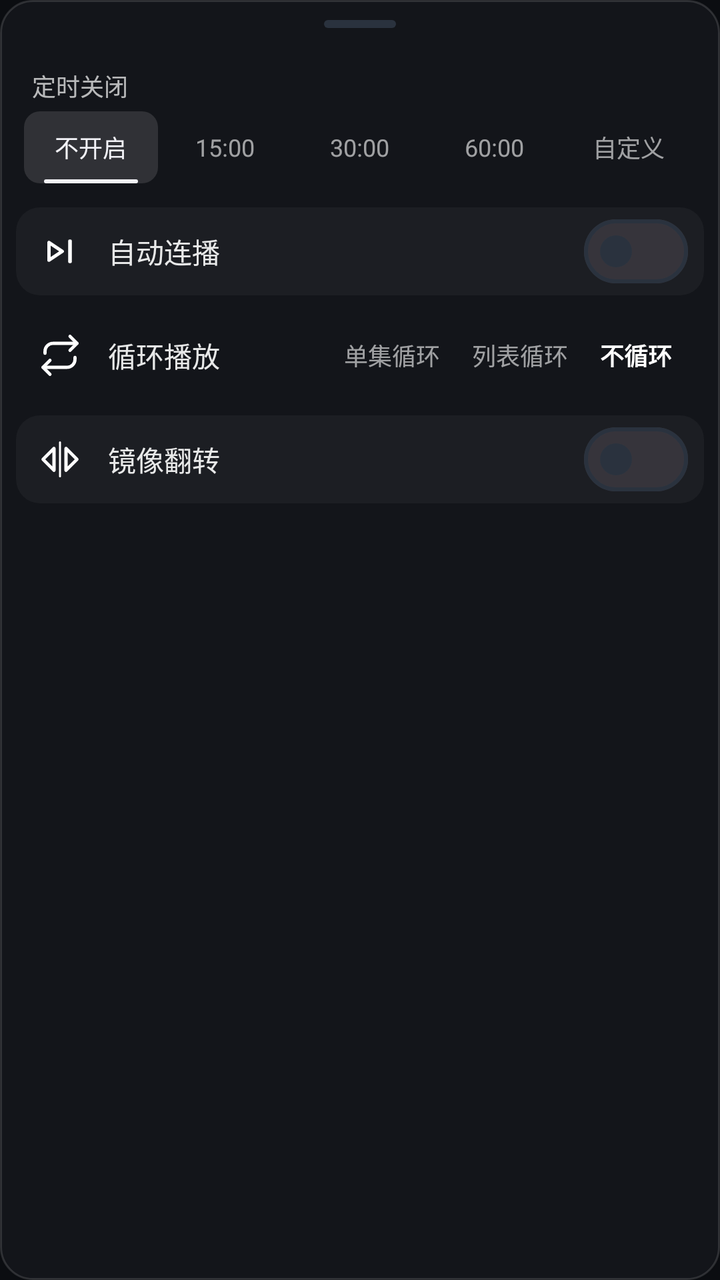
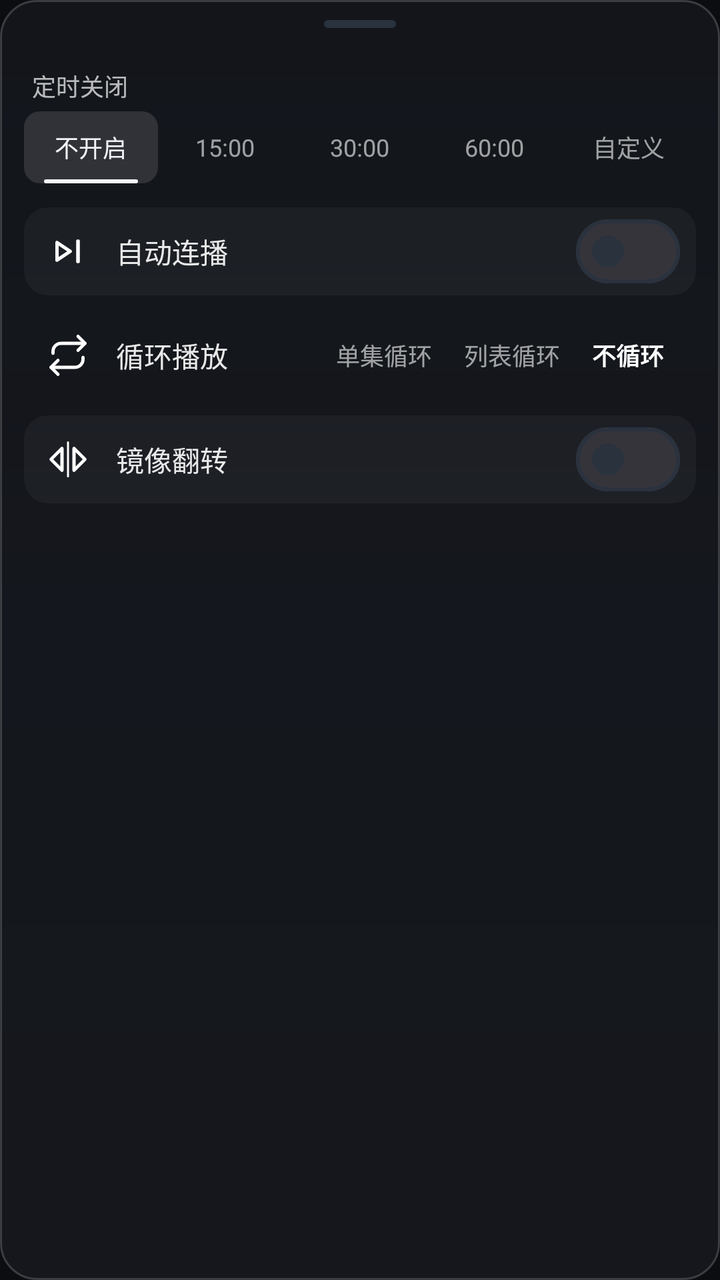

Compare the two renders of this Android layout. The source of the first and the diff that turns it into the second are given below.
<!-- AndroidManifest.xml: application theme Theme.LinNas -->
<!-- res/layout/dialog_player_more.xml -->
<?xml version="1.0" encoding="utf-8"?>
<androidx.core.widget.NestedScrollView xmlns:android="http://schemas.android.com/apk/res/android"
    android:layout_width="match_parent"
    android:layout_height="wrap_content"
    android:layout_marginStart="8dp"
    android:layout_marginTop="8dp"
    android:layout_marginEnd="8dp"
    android:layout_marginBottom="8dp"
    android:background="@drawable/bg_player_panel"
    android:scrollbars="none">

    <LinearLayout
        android:id="@+id/more_content"
        android:layout_width="match_parent"
        android:layout_height="wrap_content"
        android:orientation="vertical"
        android:paddingBottom="12dp">

        <View
            android:layout_width="36dp"
            android:layout_height="4dp"
            android:layout_gravity="center_horizontal"
            android:layout_marginTop="10dp"
            android:background="@drawable/bg_player_handle" />

        
        <LinearLayout
            android:id="@+id/more_grid"
            android:layout_width="match_parent"
            android:layout_height="wrap_content"
            android:layout_marginTop="6dp"
            android:orientation="horizontal"
            android:paddingStart="8dp"
            android:paddingEnd="8dp" />

        
        <TextView
            android:layout_width="match_parent"
            android:layout_height="wrap_content"
            android:layout_marginStart="16dp"
            android:layout_marginTop="14dp"
            android:layout_marginEnd="16dp"
            android:text="定时关闭"
            android:textColor="#B3FFFFFF"
            android:textSize="12sp" />

        <LinearLayout
            android:id="@+id/sleep_seg"
            android:layout_width="match_parent"
            android:layout_height="wrap_content"
            android:layout_marginStart="12dp"
            android:layout_marginTop="4dp"
            android:layout_marginEnd="12dp"
            android:baselineAligned="false"
            android:gravity="center_vertical"
            android:orientation="horizontal">

            <TextView
                android:id="@+id/seg_sleep_off"
                android:layout_width="0dp"
                android:layout_height="36dp"
                android:layout_weight="1"
                android:background="@drawable/bg_player_seg_on"
                android:gravity="center"
                android:text="不开启"
                android:textColor="#F2F2F7"
                android:textSize="12sp" />

            <TextView
                android:id="@+id/seg_sleep_15"
                android:layout_width="0dp"
                android:layout_height="36dp"
                android:layout_weight="1"
                android:background="@drawable/bg_player_seg"
                android:gravity="center"
                android:text="15:00"
                android:textColor="#99FFFFFF"
                android:textSize="12sp" />

            <TextView
                android:id="@+id/seg_sleep_30"
                android:layout_width="0dp"
                android:layout_height="36dp"
                android:layout_weight="1"
                android:background="@drawable/bg_player_seg"
                android:gravity="center"
                android:text="30:00"
                android:textColor="#99FFFFFF"
                android:textSize="12sp" />

            <TextView
                android:id="@+id/seg_sleep_60"
                android:layout_width="0dp"
                android:layout_height="36dp"
                android:layout_weight="1"
                android:background="@drawable/bg_player_seg"
                android:gravity="center"
                android:text="60:00"
                android:textColor="#99FFFFFF"
                android:textSize="12sp" />

            <TextView
                android:id="@+id/seg_sleep_custom"
                android:layout_width="0dp"
                android:layout_height="36dp"
                android:layout_weight="1"
                android:background="@drawable/bg_player_seg"
                android:gravity="center"
                android:text="自定义"
                android:textColor="#99FFFFFF"
                android:textSize="12sp" />
        </LinearLayout>

        
        <LinearLayout
            android:id="@+id/more_row_autonext"
            android:layout_width="match_parent"
            android:layout_height="44dp"
            android:layout_marginStart="8dp"
            android:layout_marginTop="12dp"
            android:layout_marginEnd="8dp"
            android:background="@drawable/bg_player_row"
            android:clickable="true"
            android:focusable="true"
            android:gravity="center_vertical"
            android:orientation="horizontal"
            android:paddingStart="10dp"
            android:paddingEnd="8dp">

            <ImageView
                android:layout_width="24dp"
                android:layout_height="24dp"
                android:contentDescription="自动连播"
                android:scaleType="fitCenter"
                android:src="@drawable/ic_skip_next"
                android:tint="#B3FFFFFF" />

            <TextView
                android:layout_width="0dp"
                android:layout_height="wrap_content"
                android:layout_marginStart="12dp"
                android:layout_weight="1"
                android:text="自动连播"
                android:textColor="#E6FFFFFF"
                android:textSize="14sp" />

            <com.google.android.material.materialswitch.MaterialSwitch
                android:id="@+id/sw_autonext"
                android:layout_width="wrap_content"
                android:layout_height="wrap_content"
                android:minWidth="0dp"
                android:minHeight="0dp" />
        </LinearLayout>

        
        <LinearLayout
            android:id="@+id/more_row_loop"
            android:layout_width="match_parent"
            android:layout_height="44dp"
            android:layout_marginStart="8dp"
            android:layout_marginTop="8dp"
            android:layout_marginEnd="8dp"
            android:gravity="center_vertical"
            android:orientation="horizontal"
            android:paddingStart="10dp"
            android:paddingEnd="10dp">

            <ImageView
                android:layout_width="24dp"
                android:layout_height="24dp"
                android:contentDescription="循环播放"
                android:scaleType="fitCenter"
                android:src="@drawable/ic_player_loop"
                android:tint="#B3FFFFFF" />

            <TextView
                android:layout_width="0dp"
                android:layout_height="wrap_content"
                android:layout_marginStart="12dp"
                android:layout_weight="1"
                android:text="循环播放"
                android:textColor="#E6FFFFFF"
                android:textSize="14sp" />

            <TextView
                android:id="@+id/seg_loop_single"
                android:layout_width="wrap_content"
                android:layout_height="wrap_content"
                android:paddingStart="6dp"
                android:paddingTop="6dp"
                android:paddingEnd="6dp"
                android:paddingBottom="6dp"
                android:text="单集循环"
                android:textColor="#99FFFFFF"
                android:textSize="12sp" />

            <TextView
                android:id="@+id/seg_loop_list"
                android:layout_width="wrap_content"
                android:layout_height="wrap_content"
                android:layout_marginStart="4dp"
                android:paddingStart="6dp"
                android:paddingTop="6dp"
                android:paddingEnd="6dp"
                android:paddingBottom="6dp"
                android:text="列表循环"
                android:textColor="#99FFFFFF"
                android:textSize="12sp" />

            <TextView
                android:id="@+id/seg_loop_none"
                android:layout_width="wrap_content"
                android:layout_height="wrap_content"
                android:layout_marginStart="4dp"
                android:paddingStart="6dp"
                android:paddingTop="6dp"
                android:paddingEnd="6dp"
                android:paddingBottom="6dp"
                android:text="不循环"
                android:textColor="#FFFFFF"
                android:textSize="12sp"
                android:textStyle="bold" />
        </LinearLayout>

        
        <LinearLayout
            android:id="@+id/more_row_mirror"
            android:layout_width="match_parent"
            android:layout_height="44dp"
            android:layout_marginStart="8dp"
            android:layout_marginTop="8dp"
            android:layout_marginEnd="8dp"
            android:background="@drawable/bg_player_row"
            android:clickable="true"
            android:focusable="true"
            android:gravity="center_vertical"
            android:orientation="horizontal"
            android:paddingStart="10dp"
            android:paddingEnd="8dp">

            <ImageView
                android:layout_width="24dp"
                android:layout_height="24dp"
                android:contentDescription="镜像翻转"
                android:scaleType="fitCenter"
                android:src="@drawable/ic_player_mirror"
                android:tint="#B3FFFFFF" />

            <TextView
                android:layout_width="0dp"
                android:layout_height="wrap_content"
                android:layout_marginStart="12dp"
                android:layout_weight="1"
                android:text="镜像翻转"
                android:textColor="#E6FFFFFF"
                android:textSize="14sp" />

            <com.google.android.material.materialswitch.MaterialSwitch
                android:id="@+id/sw_mirror"
                android:layout_width="wrap_content"
                android:layout_height="wrap_content"
                android:minWidth="0dp"
                android:minHeight="0dp" />
        </LinearLayout>
    </LinearLayout>
</androidx.core.widget.NestedScrollView>
<!-- resources referenced by this layout -->
<resources>
  <!-- drawable bg_player_handle (drawable) -->
  <?xml version="1.0" encoding="utf-8"?>
  <shape xmlns:android="http://schemas.android.com/apk/res/android"
      android:shape="rectangle">
      <solid android:color="?attr/lOutline" />
      <corners android:radius="999dp" />
  </shape>
  <!-- drawable bg_player_panel (drawable) -->
  <?xml version="1.0" encoding="utf-8"?>
  <shape xmlns:android="http://schemas.android.com/apk/res/android"
      android:shape="rectangle">
      <solid android:color="#E615171B" />
      <corners android:radius="16dp" />
      <stroke
          android:width="1dp"
          android:color="#22FFFFFF" />
  </shape>
  <!-- drawable bg_player_row (drawable) -->
  <?xml version="1.0" encoding="utf-8"?>
  <ripple xmlns:android="http://schemas.android.com/apk/res/android"
      android:color="#1FFFFFFF">
      <item>
          <shape android:shape="rectangle">
              <solid android:color="#0AFFFFFF" />
              <corners android:radius="12dp" />
          </shape>
      </item>
  </ripple>
  <!-- drawable bg_player_seg (drawable) -->
  <?xml version="1.0" encoding="utf-8"?>
  <shape xmlns:android="http://schemas.android.com/apk/res/android"
      android:shape="rectangle">
      <solid android:color="#00000000" />
      <corners android:radius="8dp" />
  </shape>
  <!-- drawable bg_player_seg_on (drawable) -->
  <?xml version="1.0" encoding="utf-8"?>
  <layer-list xmlns:android="http://schemas.android.com/apk/res/android">
      <item>
          <shape android:shape="rectangle">
              <solid android:color="#1FFFFFFF" />
              <corners android:radius="8dp" />
          </shape>
      </item>
      <item
          android:gravity="bottom"
          android:left="10dp"
          android:right="10dp">
          <shape android:shape="rectangle">
              <size android:height="2dp" />
              <solid android:color="#F2F2F7" />
              <corners android:radius="1dp" />
          </shape>
      </item>
  </layer-list>
  <!-- drawable ic_skip_next (drawable) -->
  <?xml version="1.0" encoding="utf-8"?>
  <vector xmlns:android="http://schemas.android.com/apk/res/android"
      android:width="24dp" android:height="24dp"
      android:viewportWidth="24" android:viewportHeight="24">
      <path android:pathData="M17 7v10" android:strokeColor="#FFFFFFFF" android:strokeWidth="1.9" android:strokeLineCap="round" android:fillColor="#00000000"/>
      <path android:pathData="M6.5 7.6v8.8l6.6-4.4z" android:strokeColor="#FFFFFFFF" android:strokeWidth="1.7" android:strokeLineCap="round" android:strokeLineJoin="round" android:fillColor="#00000000"/>
  </vector>
  <color name="t_blue_ink">#0B0D11</color>
  <color name="t_blue_surface">#14181F</color>
  <color name="t_blue_surface_high">#1C222C</color>
  <color name="t_blue_outline">#2A323E</color>
  <color name="t_blue_text">#E9EDF5</color>
  <color name="t_blue_text_dim">#98A2B3</color>
  <color name="t_blue_primary">#6EA8FE</color>
  <color name="t_blue_on_primary">#071021</color>
  <color name="danger">#FF7A7A</color>
  <color name="mint">#79E2B6</color>
  <!-- unchanged entries left out for length: 3 -->
</resources>

<!-- the commit's change to res/layout/dialog_player_more.xml (unified diff, before → after) -->
@@ -2,11 +2,11 @@
 <androidx.core.widget.NestedScrollView xmlns:android="http://schemas.android.com/apk/res/android"
     android:layout_width="match_parent"
     android:layout_height="wrap_content"
-    android:layout_marginStart="8dp"
+    android:layout_marginStart="12dp"
     android:layout_marginTop="8dp"
-    android:layout_marginEnd="8dp"
+    android:layout_marginEnd="12dp"
     android:layout_marginBottom="8dp"
-    android:background="@drawable/bg_player_panel"
+    android:background="@drawable/bg_player_more"
     android:scrollbars="none">
 
     <LinearLayout
@@ -116,9 +116,9 @@
             android:id="@+id/more_row_autonext"
             android:layout_width="match_parent"
             android:layout_height="44dp"
-            android:layout_marginStart="8dp"
+            android:layout_marginStart="12dp"
             android:layout_marginTop="12dp"
-            android:layout_marginEnd="8dp"
+            android:layout_marginEnd="12dp"
             android:background="@drawable/bg_player_row"
             android:clickable="true"
             android:focusable="true"
@@ -157,9 +157,9 @@
             android:id="@+id/more_row_loop"
             android:layout_width="match_parent"
             android:layout_height="44dp"
-            android:layout_marginStart="8dp"
+            android:layout_marginStart="12dp"
             android:layout_marginTop="8dp"
-            android:layout_marginEnd="8dp"
+            android:layout_marginEnd="12dp"
             android:gravity="center_vertical"
             android:orientation="horizontal"
             android:paddingStart="10dp"
@@ -227,9 +227,9 @@
             android:id="@+id/more_row_mirror"
             android:layout_width="match_parent"
             android:layout_height="44dp"
-            android:layout_marginStart="8dp"
+            android:layout_marginStart="12dp"
             android:layout_marginTop="8dp"
-            android:layout_marginEnd="8dp"
+            android:layout_marginEnd="12dp"
             android:background="@drawable/bg_player_row"
             android:clickable="true"
             android:focusable="true"
<!-- resource entries referenced after the edit -->
@@ -7,15 +7,19 @@
       <solid android:color="?attr/lOutline" />
       <corners android:radius="999dp" />
   </shape>
-  <!-- drawable bg_player_panel (drawable) -->
+  <!-- drawable bg_player_more (drawable) -->
   <?xml version="1.0" encoding="utf-8"?>
   <shape xmlns:android="http://schemas.android.com/apk/res/android"
       android:shape="rectangle">
-      <solid android:color="#E615171B" />
-      <corners android:radius="16dp" />
+      <gradient
+          android:angle="270"
+          android:startColor="#9E171A20"
+          android:centerColor="#BE171A20"
+          android:endColor="#C7171A20" />
+      <corners android:radius="18dp" />
       <stroke
           android:width="1dp"
-          android:color="#22FFFFFF" />
+          android:color="#2EFFFFFF" />
   </shape>
   <!-- drawable bg_player_row (drawable) -->
   <?xml version="1.0" encoding="utf-8"?>
